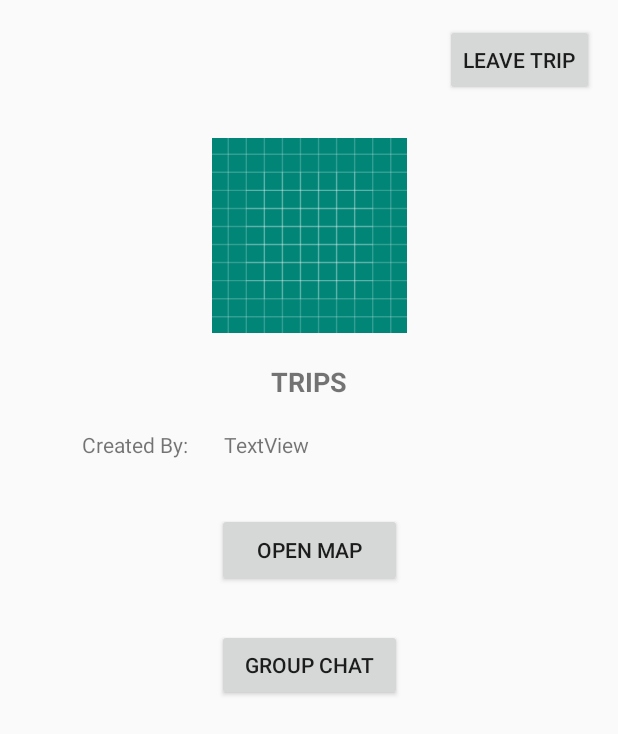
After one commit to pal94/trip-planner, an Android app: the layout activity_trip_page.xml on its own in the app's theme, with its tools: preview values and no code run, on a phone screen of 412 x 824 dp. The commit adds this screen. Shown: the top 734 px of the screen. Run offline under Robolectric (Android 15) with nearby library versions, the light colour scheme and no system bars.

Commit message:
added trip pages

```diff
--- a/app/src/main/AndroidManifest.xml
+++ b/app/src/main/AndroidManifest.xml
@@ -15,10 +15,12 @@
         android:roundIcon="@mipmap/ic_launcher_round"
         android:supportsRtl="true"
         android:theme="@style/AppTheme">
-        <activity android:name=".ChatList"></activity>
+        <activity android:name=".FindTripPage"></activity>
+        <activity android:name=".TripPage" />
+        <activity android:name=".ChatList" />
         <activity android:name=".FindFriends" />
         <activity android:name=".SelectAvatar" />
-        <activity android:name=".FindTrips"></activity>
+        <activity android:name=".FindTrips" />
         <activity android:name=".MyTrips" />
         <activity android:name=".CreateATrip" />
         <activity android:name=".EditProfile" />
--- a/app/src/main/java/com/example/tripplanner/MyTripAdapter.java
+++ b/app/src/main/java/com/example/tripplanner/MyTripAdapter.java
@@ -44,6 +44,8 @@ public class MyTripAdapter extends ArrayAdapter<Trips> {
         viewHolder.textViewCreator.setText(trips.name);
         Picasso.get().load(trips.cover_image).into(viewHolder.iv);
 
+
+
         return convertView;
 
     }
--- a/app/src/main/java/com/example/tripplanner/Trips.java
+++ b/app/src/main/java/com/example/tripplanner/Trips.java
@@ -1,9 +1,10 @@
 package com.example.tripplanner;
 
+import java.io.Serializable;
 import java.util.Arrays;
 import java.util.List;
 
-public class Trips {
+public class Trips implements Serializable {
     String creator,title,cover_image,name;
     Double latitude,longitude;
     List<String> added_users;
--- /dev/null
+++ b/app/src/main/res/layout/activity_trip_page.xml
@@ -0,0 +1,85 @@
+<?xml version="1.0" encoding="utf-8"?>
+<androidx.constraintlayout.widget.ConstraintLayout xmlns:android="http://schemas.android.com/apk/res/android"
+    xmlns:app="http://schemas.android.com/apk/res-auto"
+    xmlns:tools="http://schemas.android.com/tools"
+    android:layout_width="match_parent"
+    android:layout_height="match_parent"
+    tools:context=".TripPage">
+
+    <ImageView
+        android:id="@+id/imageViewCoverPic"
+        android:layout_width="143dp"
+        android:layout_height="130dp"
+        android:layout_marginTop="28dp"
+        app:layout_constraintEnd_toEndOf="parent"
+        app:layout_constraintStart_toStartOf="parent"
+        app:layout_constraintTop_toBottomOf="@+id/buttonLeave"
+        app:srcCompat="@drawable/ic_launcher_background" />
+
+    <TextView
+        android:id="@+id/textViewTitleTrip"
+        android:layout_width="wrap_content"
+        android:layout_height="wrap_content"
+        android:layout_marginTop="20dp"
+        android:text="@string/tvTrips"
+        android:textSize="18sp"
+        android:textStyle="bold"
+        app:layout_constraintEnd_toEndOf="@+id/imageViewCoverPic"
+        app:layout_constraintHorizontal_bias="0.494"
+        app:layout_constraintStart_toStartOf="@+id/imageViewCoverPic"
+        app:layout_constraintTop_toBottomOf="@+id/imageViewCoverPic" />
+
+    <TextView
+        android:id="@+id/textViewCreatedBy"
+        android:layout_width="wrap_content"
+        android:layout_height="wrap_content"
+        android:layout_marginTop="20dp"
+        android:text="@string/createdBy"
+        app:layout_constraintEnd_toEndOf="parent"
+        app:layout_constraintHorizontal_bias="0.161"
+        app:layout_constraintStart_toStartOf="parent"
+        app:layout_constraintTop_toBottomOf="@+id/textViewTitleTrip" />
+
+    <TextView
+        android:id="@+id/textViewCreatorName"
+        android:layout_width="wrap_content"
+        android:layout_height="wrap_content"
+        android:layout_marginStart="24dp"
+        android:text="TextView"
+        app:layout_constraintBottom_toBottomOf="@+id/textViewCreatedBy"
+        app:layout_constraintStart_toEndOf="@+id/textViewCreatedBy"
+        app:layout_constraintTop_toTopOf="@+id/textViewCreatedBy"
+        app:layout_constraintVertical_bias="0.0" />
+
+    <Button
+        android:id="@+id/buttonMap"
+        android:layout_width="123dp"
+        android:layout_height="49dp"
+        android:layout_marginTop="36dp"
+        android:text="@string/map"
+        app:layout_constraintEnd_toEndOf="parent"
+        app:layout_constraintStart_toStartOf="parent"
+        app:layout_constraintTop_toBottomOf="@+id/textViewCreatorName" />
+
+    <Button
+        android:id="@+id/buttonChat"
+        android:layout_width="123dp"
+        android:layout_height="wrap_content"
+        android:layout_marginTop="28dp"
+        android:text="@string/Chatbox"
+        app:layout_constraintEnd_toEndOf="@+id/buttonMap"
+        app:layout_constraintHorizontal_bias="0.533"
+        app:layout_constraintStart_toStartOf="@+id/buttonMap"
+        app:layout_constraintTop_toBottomOf="@+id/buttonMap" />
+
+    <Button
+        android:id="@+id/buttonLeave"
+        android:layout_width="wrap_content"
+        android:layout_height="wrap_content"
+        android:layout_marginTop="16dp"
+        android:text="@string/leave"
+        app:layout_constraintEnd_toEndOf="parent"
+        app:layout_constraintHorizontal_bias="0.948"
+        app:layout_constraintStart_toStartOf="parent"
+        app:layout_constraintTop_toTopOf="parent" />
+</androidx.constraintlayout.widget.ConstraintLayout>
--- a/app/src/main/res/values/strings.xml
+++ b/app/src/main/res/values/strings.xml
@@ -27,4 +27,8 @@
     <string name="send">Send</string>
     <string name="chatbox">Enter message</string>
     <string name="createdBy">Created By:</string>
+    <string name="map">Open Map</string>
+    <string name="Chatbox">Group Chat</string>
+    <string name="leave">Leave Trip</string>
+    <string name="join">Join Trip</string>
 </resources>
```
Also changed, not shown: app/src/main/java/com/example/tripplanner/FindTripPage.java (added, +33 -0 lines), app/src/main/java/com/example/tripplanner/FindTrips.java (+14 -0 lines), app/src/main/java/com/example/tripplanner/FriendTripAdapter.java (deleted, +0 -18 lines), app/src/main/java/com/example/tripplanner/MyTrips.java (+17 -1 lines), app/src/main/java/com/example/tripplanner/TripPage.java (added, +36 -0 lines), app/src/main/res/layout/activity_find_trip_page.xml (added, +75 -0 lines).
